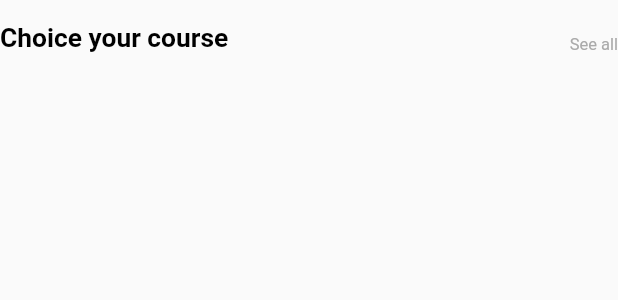
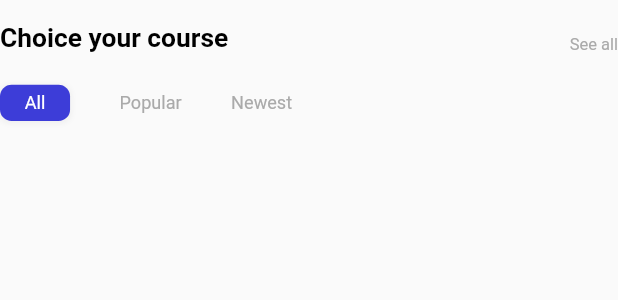
Before and after one commit to Daddy2054/ulearning_app, a Flutter app: the HomeMenuBar widget shown alone on an empty page, opened directly, on a phone screen of 412 x 824 dp. Shown: the top 300 px of the screen. Run offline on Flutter 3.47's test engine with Material 2 defaults, Android fonts, the phone set to English and light mode, and no system bars; our stand-ins replace cloud_firestore, dots_indicator, firebase_auth, firebase_core, flutter_riverpod, flutter_screenutil and 3 more; accounts and stored records are empty; generated files the repository leaves out were written again.

Commit message:
89. Homepage course button

```diff
--- a/lib/common/widgets/app_shadow.dart
+++ b/lib/common/widgets/app_shadow.dart
@@ -10,6 +10,7 @@ BoxDecoration appBoxShadow({
   double sR = 1,
   double bR = 2,
   BoxBorder? boxBorder,
+  BorderRadius? borderRadius,
 }) {
   return BoxDecoration(
       color: color,
--- a/lib/common/widgets/text_widgets.dart
+++ b/lib/common/widgets/text_widgets.dart
@@ -92,6 +92,30 @@ class Text10Normal extends StatelessWidget {
   }
 }
 
+class Text11Normal extends StatelessWidget {
+  final String text;
+  final Color color;
+
+  const Text11Normal({
+    Key? key,
+    this.text = "",
+    this.color = AppColors.primaryElementText,
+  }) : super(key: key);
+
+  @override
+  Widget build(BuildContext context) {
+    return Text(
+      text,
+      textAlign: TextAlign.start,
+      style: TextStyle(
+        color: color,
+        fontSize: 11.sp,
+        fontWeight: FontWeight.normal,
+      ),
+    );
+  }
+}
+
 Widget textUnderLine({String text = 'Your text'}) {
   return GestureDetector(
     onTap: () {},
--- a/lib/features/home/view/widgets/home_widget.dart
+++ b/lib/features/home/view/widgets/home_widget.dart
@@ -130,9 +130,12 @@ class HomeMenuBar extends StatelessWidget {
 
   @override
   Widget build(BuildContext context) {
-    return Container(
+    return Column(
+      children: [
+        //see all course
+        Container(
           margin: EdgeInsets.only(top: 15.h),
-      child:  Row(
+          child: Row(
             mainAxisAlignment: MainAxisAlignment.spaceBetween,
             crossAxisAlignment: CrossAxisAlignment.end,
             children: [
@@ -148,6 +151,45 @@ class HomeMenuBar extends StatelessWidget {
               )
             ],
           ),
+        ),
+        SizedBox(
+          height: 20.h,
+        ),
+        //course item button
+        Row(
+          children: [
+            Container(
+              decoration: appBoxShadow(
+                color: AppColors.primaryElement,
+                radius: 7.w,
+              ),
+              padding: EdgeInsets.only(
+                left: 15.w,
+                right: 15.w,
+                top: 5.h,
+                bottom: 5.h,
+              ),
+              child: const Text11Normal(
+                text: "All",
+              ),
+            ),
+            Container(
+              margin: EdgeInsets.only(left: 30.w),
+              child: const Text11Normal(
+                text: "Popular",
+                color: AppColors.primaryThirdElementText,
+              ),
+            ),
+            Container(
+              margin: EdgeInsets.only(left: 30.w),
+              child: const Text11Normal(
+                text: "Newest",
+                color: AppColors.primaryThirdElementText,
+              ),
+            ),
+          ],
+        ),
+      ],
     );
   }
 }
```
Lines whose indentation alone changed are shown as unchanged.
